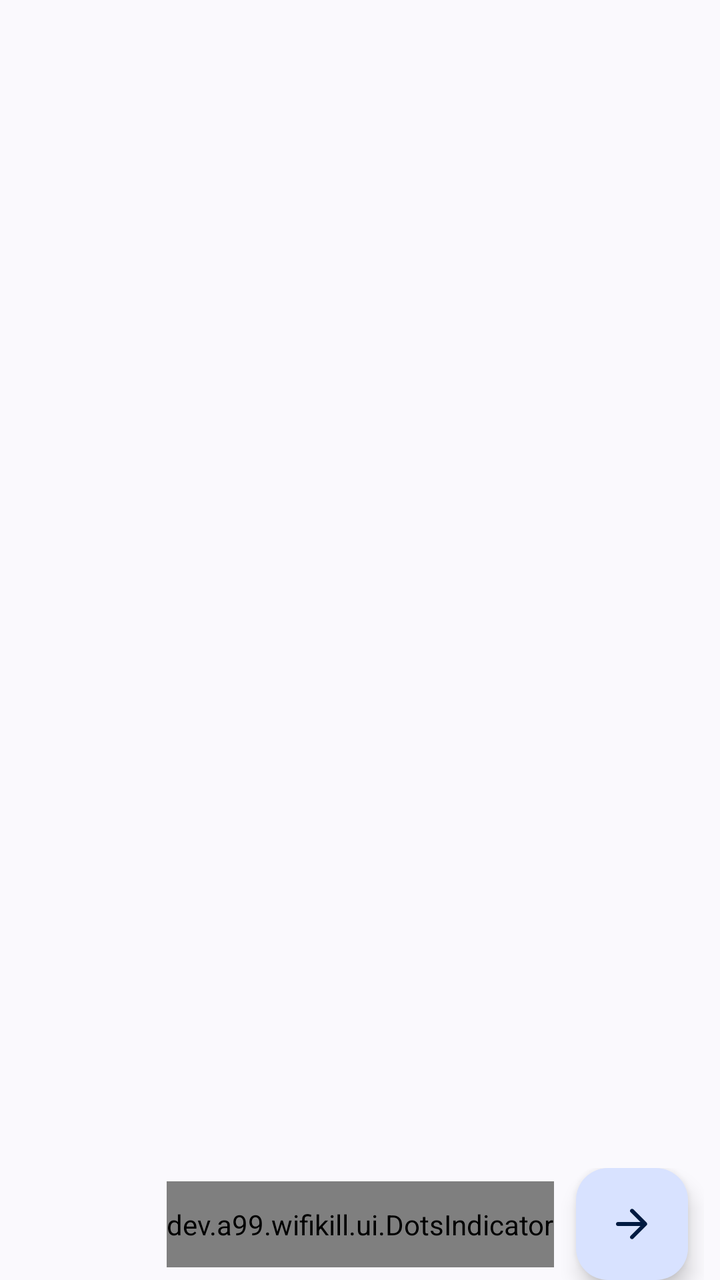
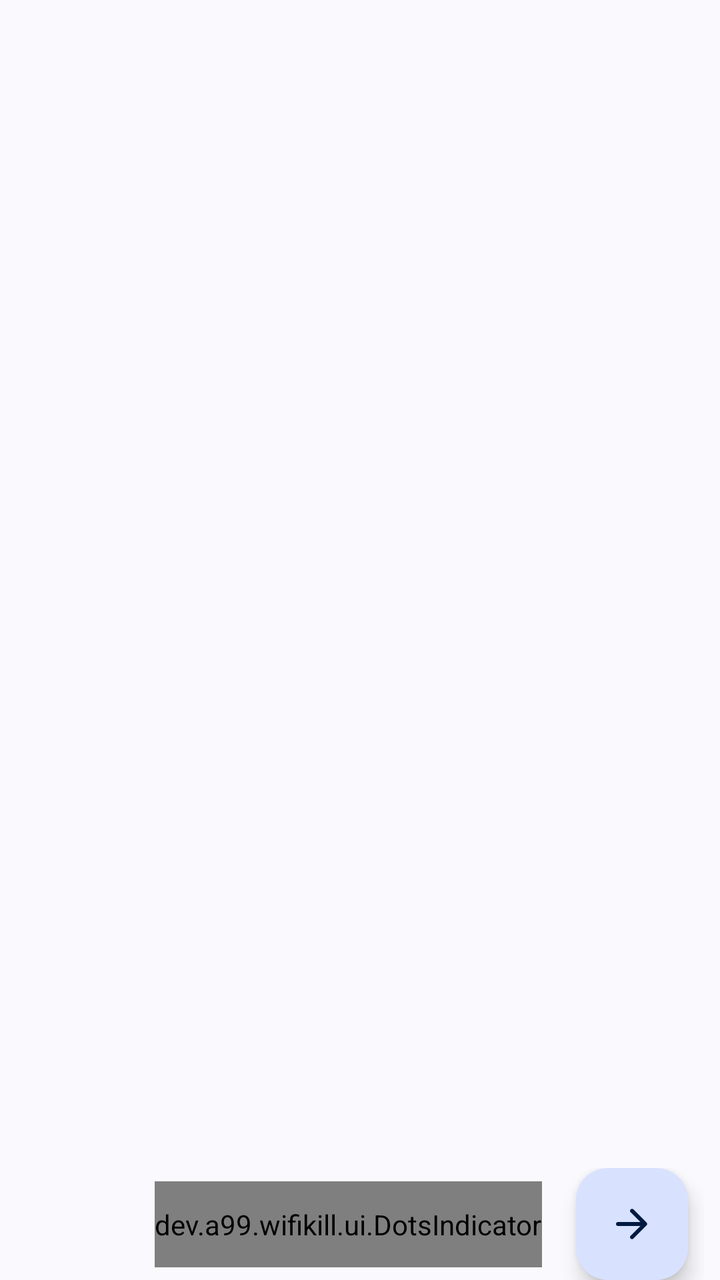

Before-and-after screenshots of an Android layout around one commit, followed by the original layout XML and the change that was made.
<!-- AndroidManifest.xml: application theme Theme.WifiKill -->
<!-- res/layout/activity_onboarding.xml -->
<?xml version="1.0" encoding="utf-8"?>
<LinearLayout
    xmlns:android="http://schemas.android.com/apk/res/android"
    xmlns:app="http://schemas.android.com/apk/res-auto"
    android:id="@+id/onboardingRoot"
    android:layout_width="match_parent"
    android:layout_height="match_parent"
    android:orientation="vertical"
    android:background="?android:attr/colorBackground">

    <androidx.viewpager2.widget.ViewPager2
        android:id="@+id/pager"
        android:layout_width="match_parent"
        android:layout_height="0dp"
        android:layout_weight="1"/>

    <androidx.constraintlayout.widget.ConstraintLayout
        android:id="@+id/bottomBar"
        android:layout_width="match_parent"
        android:layout_height="wrap_content"
        android:paddingTop="8dp"
        android:paddingHorizontal="8dp">

        <com.google.android.material.button.MaterialButton
            android:id="@+id/backButton"
            style="@style/Widget.Material3.Button.IconButton"
            android:layout_width="wrap_content"
            android:layout_height="wrap_content"
            android:layout_marginStart="4dp"
            android:contentDescription="@string/ob_back"
            android:visibility="invisible"
            app:icon="@drawable/ic_ob_arrow_back"
            app:layout_constraintBottom_toBottomOf="parent"
            app:layout_constraintStart_toStartOf="parent"
            app:layout_constraintTop_toTopOf="parent"/>

        <dev.a99.wifikill.ui.DotsIndicator
            android:id="@+id/dots"
            android:layout_width="wrap_content"
            android:layout_height="wrap_content"
            android:paddingVertical="12dp"
            app:layout_constraintBottom_toBottomOf="parent"
            app:layout_constraintEnd_toEndOf="parent"
            app:layout_constraintStart_toStartOf="parent"
            app:layout_constraintTop_toTopOf="parent"/>

        <com.google.android.material.floatingactionbutton.FloatingActionButton
            android:id="@+id/nextFab"
            android:layout_width="wrap_content"
            android:layout_height="wrap_content"
            android:layout_marginEnd="8dp"
            android:contentDescription="@string/ob_next"
            android:src="@drawable/ic_ob_arrow_forward"
            app:layout_constraintBottom_toBottomOf="parent"
            app:layout_constraintEnd_toEndOf="parent"
            app:layout_constraintTop_toTopOf="parent"/>

        <com.google.android.material.floatingactionbutton.ExtendedFloatingActionButton
            android:id="@+id/startButton"
            style="@style/Widget.Material3.ExtendedFloatingActionButton.Icon.Primary"
            android:layout_width="wrap_content"
            android:layout_height="wrap_content"
            android:layout_marginEnd="8dp"
            android:text="@string/ob_get_started"
            android:visibility="gone"
            app:icon="@drawable/ic_ob_check"
            app:layout_constraintBottom_toBottomOf="parent"
            app:layout_constraintEnd_toEndOf="parent"
            app:layout_constraintTop_toTopOf="parent"/>
    </androidx.constraintlayout.widget.ConstraintLayout>
</LinearLayout>
<!-- resources referenced by this layout -->
<resources>
  <!-- drawable ic_ob_arrow_back (drawable) -->
  <?xml version="1.0" encoding="utf-8"?>
  <vector xmlns:android="http://schemas.android.com/apk/res/android"
      android:width="24dp"
      android:height="24dp"
      android:viewportWidth="960"
      android:viewportHeight="960">
      <group android:translateY="960">
          <path
          android:fillColor="@android:color/white"
          android:pathData="m313-440 196 196q12 12 11.5 28T508-188q-12 11-28 11.5T452-188L188-452q-6-6-8.5-13t-2.5-15q0-8 2.5-15t8.5-13l264-264q11-11 27.5-11t28.5 11q12 12 12 28.5T508-715L313-520h447q17 0 28.5 11.5T800-480q0 17-11.5 28.5T760-440H313Z"/>
      </group>
  </vector>
  <!-- drawable ic_ob_arrow_forward (drawable) -->
  <?xml version="1.0" encoding="utf-8"?>
  <vector xmlns:android="http://schemas.android.com/apk/res/android"
      android:width="24dp"
      android:height="24dp"
      android:viewportWidth="960"
      android:viewportHeight="960">
      <group android:translateY="960">
          <path
          android:fillColor="@android:color/white"
          android:pathData="M647-440H200q-17 0-28.5-11.5T160-480q0-17 11.5-28.5T200-520h447L451-716q-12-12-11.5-28t12.5-28q12-11 28-11.5t28 11.5l264 264q6 6 8.5 13t2.5 15q0 8-2.5 15t-8.5 13L508-188q-11 11-27.5 11T452-188q-12-12-12-28.5t12-28.5l195-195Z"/>
      </group>
  </vector>
  <!-- drawable ic_ob_check (drawable) -->
  <?xml version="1.0" encoding="utf-8"?>
  <vector xmlns:android="http://schemas.android.com/apk/res/android"
      android:width="24dp"
      android:height="24dp"
      android:viewportWidth="960"
      android:viewportHeight="960">
      <group android:translateY="960">
          <path
          android:fillColor="@android:color/white"
          android:pathData="m382-354 339-339q12-12 28-12t28 12q12 12 12 28.5T777-636L410-268q-12 12-28 12t-28-12L182-440q-12-12-11.5-28.5T183-497q12-12 28.5-12t28.5 12l142 143Z"/>
      </group>
  </vector>
  <string name="ob_back">Back</string>
  <string name="ob_get_started">Get started</string>
  <string name="ob_next">Next</string>
  <style name="Theme.WifiKill" parent="Theme.Material3.DynamicColors.DayNight.NoActionBar">
          <item name="android:statusBarColor">@android:color/transparent</item>
          <item name="android:navigationBarColor">@android:color/transparent</item>
      </style>
</resources>

<!-- the commit's change to res/layout/activity_onboarding.xml (unified diff, before → after) -->
@@ -34,14 +34,24 @@
             app:layout_constraintStart_toStartOf="parent"
             app:layout_constraintTop_toTopOf="parent"/>
 
+        <androidx.constraintlayout.widget.Barrier
+            android:id="@+id/actionBarrier"
+            android:layout_width="wrap_content"
+            android:layout_height="wrap_content"
+            app:barrierAllowsGoneWidgets="false"
+            app:barrierDirection="start"
+            app:constraint_referenced_ids="nextFab,startButton"/>
+
         <dev.a99.wifikill.ui.DotsIndicator
             android:id="@+id/dots"
             android:layout_width="wrap_content"
             android:layout_height="wrap_content"
+            android:layout_marginStart="8dp"
+            android:layout_marginEnd="8dp"
             android:paddingVertical="12dp"
             app:layout_constraintBottom_toBottomOf="parent"
-            app:layout_constraintEnd_toEndOf="parent"
-            app:layout_constraintStart_toStartOf="parent"
+            app:layout_constraintEnd_toStartOf="@id/actionBarrier"
+            app:layout_constraintStart_toEndOf="@id/backButton"
             app:layout_constraintTop_toTopOf="parent"/>
 
         <com.google.android.material.floatingactionbutton.FloatingActionButton
